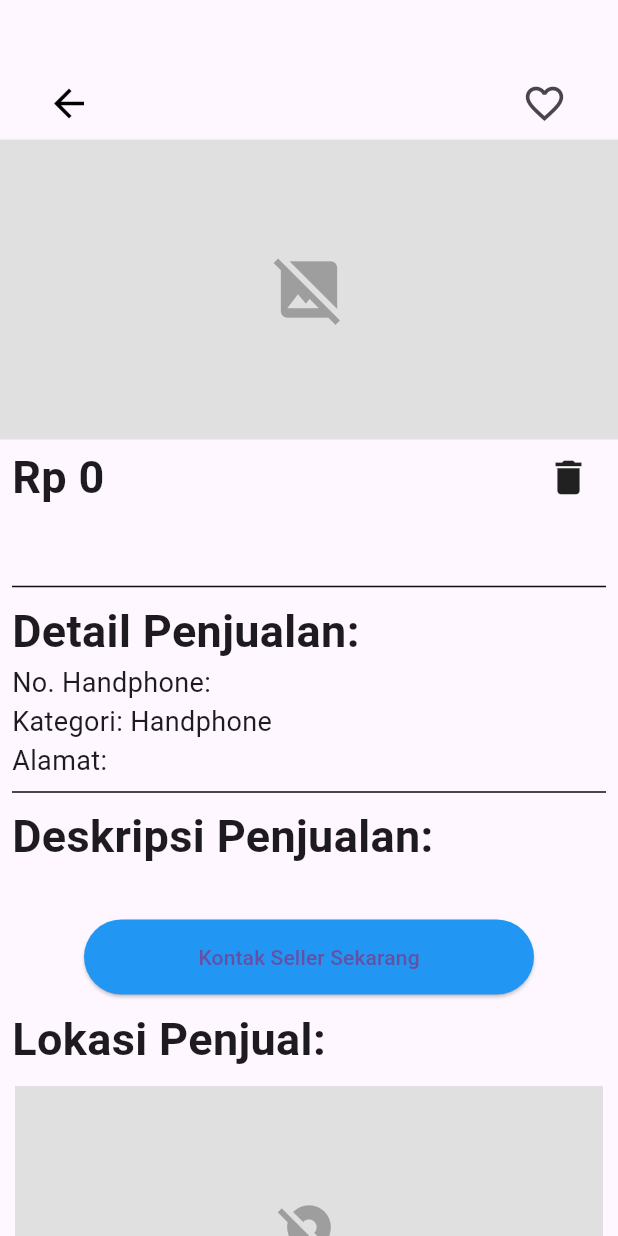
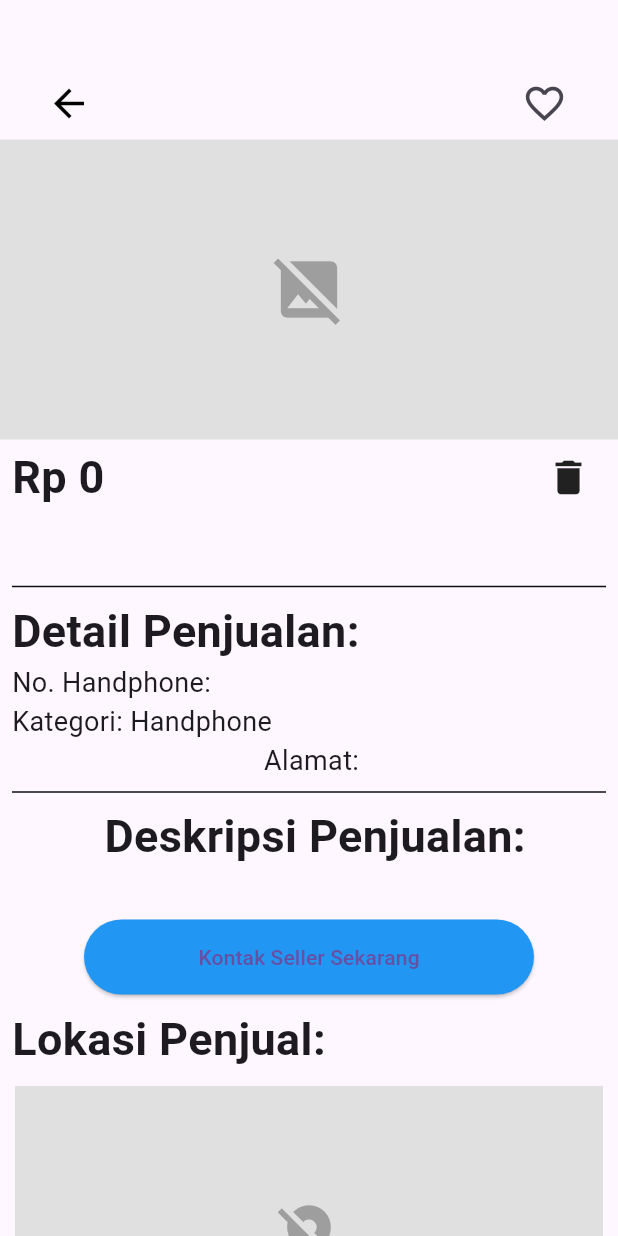
Before and after one commit to dewa0089/olxm_project, a Flutter app: the screen it shows once a user with an empty profile is signed in, item 3 of the bottom bar chosen, scrolled down 456 dp, after a tap on "Add", on a phone screen of 412 x 824 dp. Run offline on Flutter 3.47's test engine with Material 3 defaults, Android fonts, the phone set to English and light mode, and no system bars; our stand-ins replace cached_network_image, cloud_firestore, firebase_auth, firebase_core, firebase_storage, geocoding and 4 more; missing offline and left inert: flutter_config; accounts and stored records are empty.

Commit message:
push perbaikan stack

```diff
--- a/lib/screen/detail_screen.dart
+++ b/lib/screen/detail_screen.dart
@@ -346,7 +346,7 @@ class _DetailScreenState extends State<DetailScreen> {
             ),
             Padding(
               padding: const EdgeInsets.only(left: 8),
-              child: Row(
+              child: Stack(
                 children: [
                   Text(
                     'Alamat: ${widget.data.address}',
@@ -363,7 +363,7 @@ class _DetailScreenState extends State<DetailScreen> {
             ),
             const Padding(
               padding: EdgeInsets.only(left: 8),
-              child: Row(
+              child: Column(
                 children: [
                   Text(
                     'Deskripsi Penjualan:',
@@ -377,7 +377,7 @@ class _DetailScreenState extends State<DetailScreen> {
             ),
             Padding(
               padding: const EdgeInsets.only(left: 8),
-              child: Row(
+              child: Stack(
                 children: [
                   Text(
                     widget.data.description,
```
